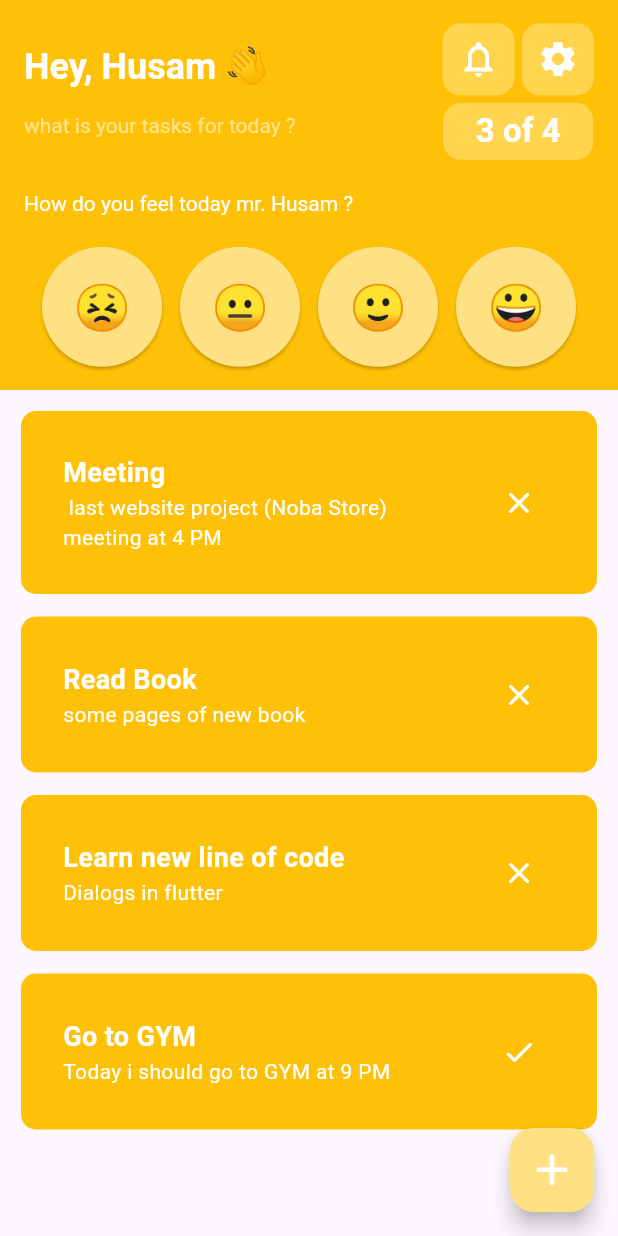
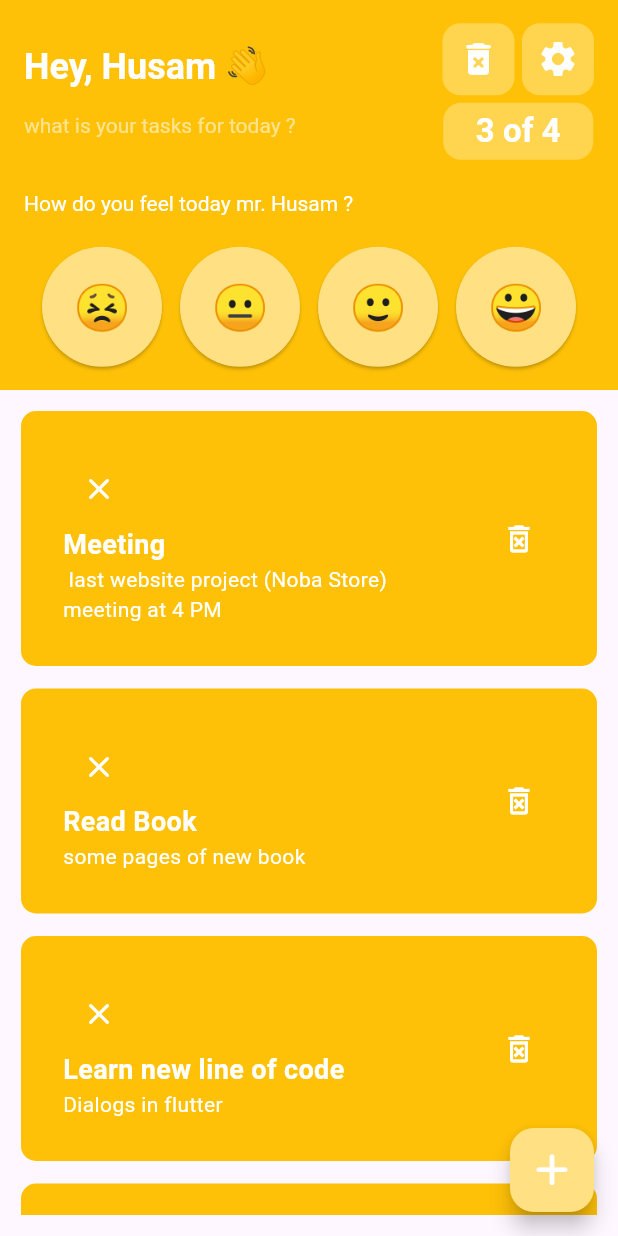
Before and after one commit to 7usvmx/todoapp, a Flutter app: the Todoapp screen opened by its route, on a phone screen of 412 x 824 dp. Run offline on Flutter 3.47's test engine with Material 3 defaults, Android fonts, the phone set to English and light mode, and no system bars; our stand-ins replace flutter_svg.

Commit message:
Adding delete single task by ID or delete all tasks

```diff
--- a/lib/pages/toDoApp.dart
+++ b/lib/pages/toDoApp.dart
@@ -21,17 +21,20 @@ class Todoapp extends StatefulWidget {
   const Todoapp({super.key});
 
   @override
-  State<Todoapp> createState() => _TodoappState();
+  State<Todoapp> createState() => Return();
 }
 
-class _TodoappState extends State<Todoapp> {
+class Return extends State<Todoapp> {
   final errorMsg = "title and details can not be empty";
   final titleController = TextEditingController();
   final detailsController = TextEditingController();
 
+//! Return Error message
   errorMsgFunc() {
     return errorMsg;
   }
+
+//! Sample data for tasks
 
   List myTasks = [
     TasksController(
@@ -56,12 +59,28 @@ class _TodoappState extends State<Todoapp> {
     ),
   ];
 
+//! remove task by ID
+  removeTask(int id) {
+    setState(() {
+      myTasks.remove(myTasks[id]);
+    });
+  }
+
+//! remove all tasks
+  removeTasks() {
+    setState(() {
+      myTasks.clear();
+    });
+  }
+
+  //! Changing task status if its done or not
   changer(int id) {
     setState(() {
       myTasks[id].taksStatus = !myTasks[id].taksStatus;
     });
   }
 
+//! Getting all completed Tasks
   int getStatus() {
     int completedTasks = 0;
 
@@ -73,6 +92,8 @@ class _TodoappState extends State<Todoapp> {
     return completedTasks;
   }
 
+  //! Add new tasks
+
   newTask() {
     myTasks.insert(
       0,
@@ -82,7 +103,6 @@ class _TodoappState extends State<Todoapp> {
         taksStatus: true,
       ),
     );
-    // myTasks.add();
   }
 
   //! Error message
@@ -267,9 +287,11 @@ class _TodoappState extends State<Todoapp> {
                           ),
                           // padding: EdgeInsets.all(1),
                           child: IconButton(
-                              onPressed: () {},
+                              onPressed: () {
+                                removeTasks();
+                              },
                               icon: Icon(
-                                Icons.notifications_none,
+                                Icons.delete_forever_rounded,
                                 color: Colors.white,
                                 size: 28,
                               )),
@@ -346,6 +368,7 @@ class _TodoappState extends State<Todoapp> {
                         status: e.taksStatus,
                         changer: changer,
                         id: myTasks.indexOf(e),
+                        removeTask: removeTask,
                       ),
                     ),
                   ],
--- a/lib/utilities/taskCard.dart
+++ b/lib/utilities/taskCard.dart
@@ -8,12 +8,14 @@ class TaskCard extends StatelessWidget {
   final status;
   final id;
   final Function changer;
+  final Function removeTask;
 
   const TaskCard({
     super.key,
     required this.taskTitle,
     required this.taskDetails,
     required this.changer,
+    required this.removeTask,
     required this.id,
     this.status,
   });
@@ -38,6 +40,15 @@ class TaskCard extends StatelessWidget {
             Column(
               crossAxisAlignment: CrossAxisAlignment.start,
               children: [
+                IconButton(
+                  onPressed: () {
+                    changer(id);
+                  },
+                  icon: Icon(
+                    status == true ? Icons.check_rounded : Icons.close_rounded,
+                    color: Colors.white,
+                  ),
+                ),
                 //! Title Of task
                 Text(
                   taskTitle,
@@ -59,14 +70,23 @@ class TaskCard extends StatelessWidget {
                 ),
               ],
             ),
+            Row(
+              children: [
                 IconButton(
+                  style: ButtonStyle(
+                    padding: WidgetStatePropertyAll(
+                      EdgeInsets.all(0),
+                    ),
+                  ),
                   onPressed: () {
-                changer(id);
+                    removeTask(id);
                   },
                   icon: Icon(
-                status == true ? Icons.check_rounded : Icons.close_rounded,
+                    Icons.delete_forever_outlined,
                     color: Colors.white,
                   ),
+                ),
+              ],
             )
           ],
         ),
```
Lines whose indentation alone changed are shown as unchanged.
